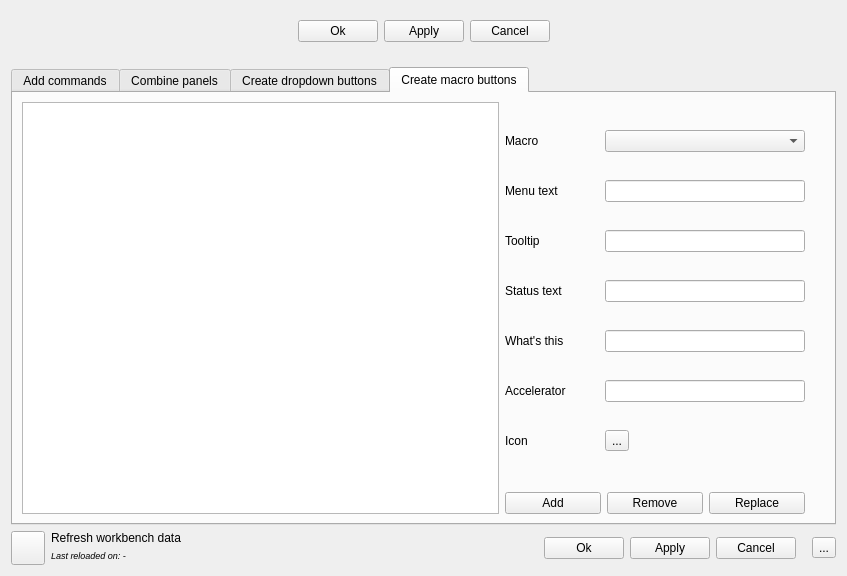
Above: Resources/ui/AddCommands.ui from APEbbers/FreeCAD-Ribbon before the change. Below: the same form after it.
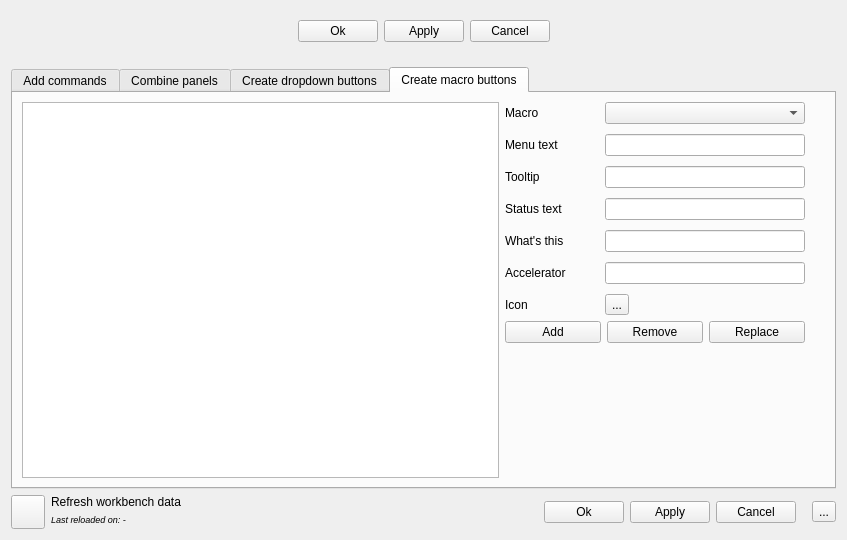
That is the form after the change. Icons and pictures are not drawn.

Commit message: Tweaked UI for macro buttons

```diff
--- a/Resources/ui/AddCommands.ui
+++ b/Resources/ui/AddCommands.ui
@@ -7,7 +7,7 @@
     <x>0</x>
     <y>0</y>
     <width>847</width>
-    <height>576</height>
+    <height>540</height>
    </rect>
   </property>
   <property name="acceptDrops">
@@ -852,9 +852,12 @@
        </item>
        <item row="0" column="2">
         <layout class="QGridLayout" name="gridLayout_7">
-         <property name="spacing">
+         <property name="horizontalSpacing">
           <number>0</number>
          </property>
+         <property name="verticalSpacing">
+          <number>10</number>
+         </property>
          <item row="5" column="1">
           <widget class="QLineEdit" name="SetShortcut">
            <property name="sizePolicy">
@@ -866,7 +869,13 @@
            <property name="minimumSize">
             <size>
              <width>200</width>
-             <height>0</height>
+             <height>20</height>
+            </size>
+           </property>
+           <property name="maximumSize">
+            <size>
+             <width>16777215</width>
+             <height>30</height>
             </size>
            </property>
           </widget>
@@ -882,7 +891,13 @@
            <property name="minimumSize">
             <size>
              <width>200</width>
-             <height>0</height>
+             <height>20</height>
+            </size>
+           </property>
+           <property name="maximumSize">
+            <size>
+             <width>16777215</width>
+             <height>30</height>
             </size>
            </property>
           </widget>
@@ -898,7 +913,13 @@
            <property name="minimumSize">
             <size>
              <width>200</width>
-             <height>0</height>
+             <height>20</height>
+            </size>
+           </property>
+           <property name="maximumSize">
+            <size>
+             <width>16777215</width>
+             <height>30</height>
             </size>
            </property>
           </widget>
@@ -1042,6 +1063,18 @@
              <height>0</height>
             </size>
            </property>
+           <property name="maximumSize">
+            <size>
+             <width>16777215</width>
+             <height>30</height>
+            </size>
+           </property>
+           <property name="baseSize">
+            <size>
+             <width>0</width>
+             <height>0</height>
+            </size>
+           </property>
           </widget>
          </item>
          <item row="2" column="1">
@@ -1055,7 +1088,13 @@
            <property name="minimumSize">
             <size>
              <width>200</width>
-             <height>0</height>
+             <height>20</height>
+            </size>
+           </property>
+           <property name="maximumSize">
+            <size>
+             <width>16777215</width>
+             <height>30</height>
             </size>
            </property>
           </widget>
@@ -1096,13 +1135,25 @@
            <property name="minimumSize">
             <size>
              <width>200</width>
-             <height>0</height>
+             <height>20</height>
+            </size>
+           </property>
+           <property name="maximumSize">
+            <size>
+             <width>16777215</width>
+             <height>30</height>
             </size>
            </property>
           </widget>
          </item>
          <item row="6" column="1">
           <widget class="QToolButton" name="SelectIcon">
+           <property name="maximumSize">
+            <size>
+             <width>16777215</width>
+             <height>30</height>
+            </size>
+           </property>
            <property name="text">
             <string>...</string>
            </property>
@@ -1135,7 +1186,33 @@
          </item>
         </layout>
        </item>
-       <item row="0" column="0" rowspan="2">
+       <item row="0" column="3">
+        <spacer name="verticalSpacer_2">
+         <property name="orientation">
+          <enum>Qt::Orientation::Vertical</enum>
+         </property>
+         <property name="sizeHint" stdset="0">
+          <size>
+           <width>20</width>
+           <height>40</height>
+          </size>
+         </property>
+        </spacer>
+       </item>
+       <item row="2" column="2">
+        <spacer name="verticalSpacer_3">
+         <property name="orientation">
+          <enum>Qt::Orientation::Vertical</enum>
+         </property>
+         <property name="sizeHint" stdset="0">
+          <size>
+           <width>0</width>
+           <height>0</height>
+          </size>
+         </property>
+        </spacer>
+       </item>
+       <item row="0" column="0" rowspan="3">
         <widget class="QListView" name="ListMacroButtons">
          <property name="sizePolicy">
           <sizepolicy hsizetype="Expanding" vsizetype="Expanding">
```
Left out of the diff: 13 changed lines with no effect on the pictures. The commit also changes 1 other file.
